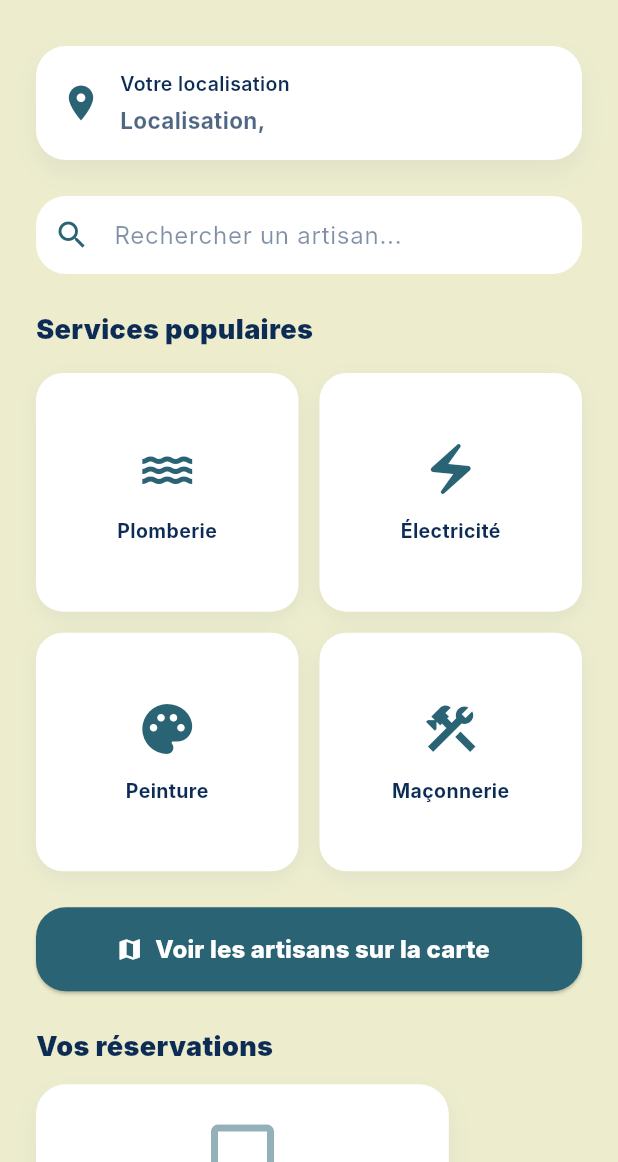
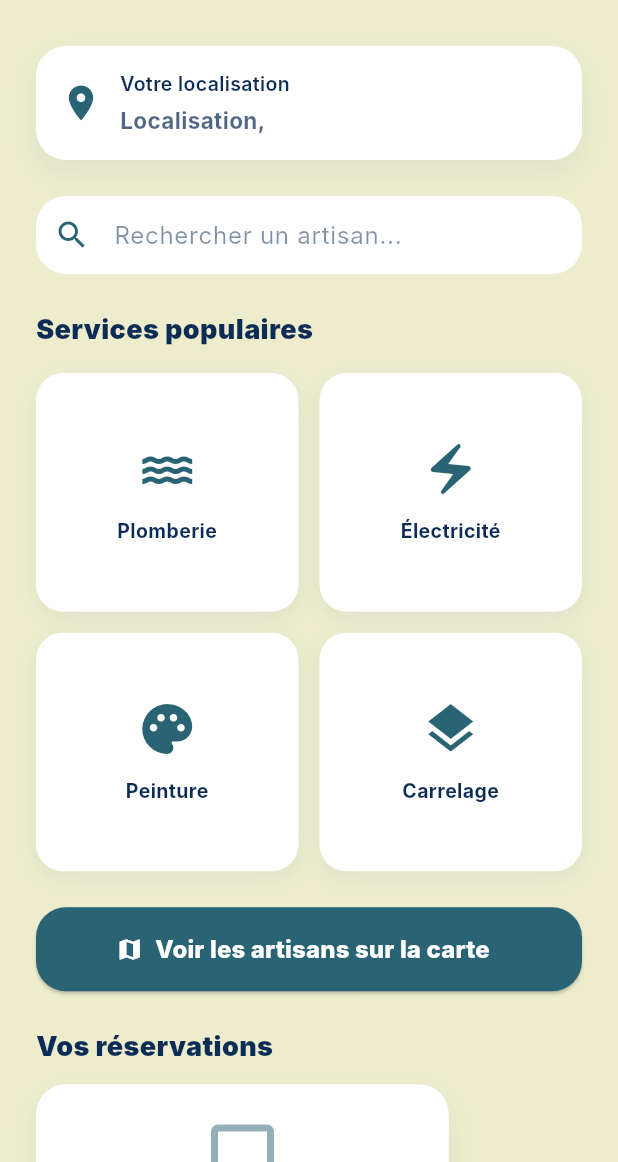
Before and after one commit to Goujil-F0/Lmaalem-project, a Flutter app: the ClientHomeScreen screen opened directly, on a phone screen of 412 x 824 dp, the part 74-1236 px from its top. Run offline on Flutter 3.47's test engine with Material 3 defaults, Android fonts, the phone set to English and light mode, and no system bars; our stand-ins replace camera, dotted_border, file_picker, flutter_map, geolocator, image_picker and 3 more; accounts and stored records are empty; network calls fail; Roboto replaces fonts that are missing (Inter).

Commit message:
feat: update app entry point and home screen
- Integrated location search feature into main application flow
- Enhanced client_home_screen with location-based artisan suggestions
- Updated app initialization to include location provider

```diff
--- a/maalem_app/lib/main.dart
+++ b/maalem_app/lib/main.dart
@@ -3,6 +3,7 @@ import 'package:maalem_app/presentation/auth/screens/auth_screen.dart';
 import 'package:maalem_app/presentation/auth/screens/splash_screen.dart';
 import 'package:maalem_app/presentation/main_shell.dart';
 import 'package:maalem_app/providers/auth_provider.dart';
+import 'package:maalem_app/providers/location_provider.dart';
 import 'package:provider/provider.dart';
 import 'providers/search_provider.dart';
 
@@ -12,6 +13,7 @@ void main() {
     MultiProvider(
       providers: [
         ChangeNotifierProvider(create: (_) => SearchProvider()),
+        ChangeNotifierProvider(create: (_) => LocationProvider()),
         ChangeNotifierProvider(
           create: (_) => AuthProvider()..checkAuthStatus(),
         ),
@@ -61,22 +63,26 @@ class _AppGateState extends State<_AppGate> {
 
   @override
   Widget build(BuildContext context) {
-    final auth = context.watch<AuthProvider>();
-
-    if (_showSplash || auth.isLoading) {
+    return Consumer<AuthProvider>(
+      builder: (context, auth, _) {
+        // 1. Display splash during initialization or manual check
+        if (_showSplash || auth.isCheckingAuth) {
           return const SplashScreen();
         }
 
-    // Token présent ET user chargé → MainShell
-    if (auth.token != null && auth.user != null) {
+        // 2. Si un token est présent, l'utilisateur est connecté
+        if (auth.token != null) {
+          // On attend que les données utilisateur (profil) soient prêtes
+          if (auth.user != null) {
             return const MainShell();
           }
-
-    // Token présent mais user null → encore en chargement
-    if (auth.token != null && auth.user == null) {
+          // Si on a le token mais pas encore le profil, on affiche le SplashScreen
           return const SplashScreen();
         }
 
+        // 3. Sinon, on demande la connexion
         return const AuthScreen();
+      },
+    );
   }
 }
--- a/maalem_app/lib/presentation/home/screens/client_home_screen.dart
+++ b/maalem_app/lib/presentation/home/screens/client_home_screen.dart
@@ -2,6 +2,7 @@ import 'package:flutter/material.dart';
 import 'package:maalem_app/core/constants/app_colors.dart';
 import 'package:maalem_app/presentation/search/screens/map_screen.dart';
 import 'package:maalem_app/providers/auth_provider.dart';
+import 'package:maalem_app/providers/search_provider.dart';
 import 'package:provider/provider.dart';
 
 class ClientHomeScreen extends StatefulWidget {
@@ -12,6 +13,15 @@ class ClientHomeScreen extends StatefulWidget {
 }
 
 class _ClientHomeScreenState extends State<ClientHomeScreen> {
+  @override
+  void initState() {
+    super.initState();
+    // Load artisans when home screen is loaded
+    WidgetsBinding.instance.addPostFrameCallback((_) {
+      context.read<SearchProvider>().loadArtisans();
+    });
+  }
+
   @override
   Widget build(BuildContext context) {
     final user = context.watch<AuthProvider>().user;
@@ -112,6 +122,11 @@ class _ClientHomeScreenState extends State<ClientHomeScreen> {
 
             // Barre de recherche
             TextField(
+              onTap: () => Navigator.push(
+                context,
+                MaterialPageRoute(builder: (_) => const MapScreen()),
+              ),
+              readOnly: true,
               decoration: InputDecoration(
                 hintText: 'Rechercher un artisan...',
                 hintStyle:
@@ -139,20 +154,44 @@ class _ClientHomeScreenState extends State<ClientHomeScreen> {
             ),
             const SizedBox(height: 16),
 
-            // Grille de services
-            GridView.count(
+            // Grille de services - Dynamic based on categories
+            Consumer<SearchProvider>(
+              builder: (context, provider, _) {
+                final categories = provider.categories;
+
+                // Si les catégories ne sont pas chargées, afficher 4 par défaut
+                final displayCategories = categories.isEmpty
+                    ? [
+                        'Plomberie',
+                        'Électricité',
+                        'Peinture',
+                        'Carrelage',
+                      ]
+                    : categories.take(4).toList();
+
+                return GridView.count(
                   shrinkWrap: true,
                   physics: const NeverScrollableScrollPhysics(),
                   crossAxisCount: 2,
                   mainAxisSpacing: 14,
                   crossAxisSpacing: 14,
                   childAspectRatio: 1.1,
-              children: const [
-                _ServiceCard(icon: Icons.water, label: 'Plomberie'),
-                _ServiceCard(icon: Icons.electric_bolt, label: 'Électricité'),
-                _ServiceCard(icon: Icons.palette, label: 'Peinture'),
-                _ServiceCard(icon: Icons.construction, label: 'Maçonnerie'),
-              ],
+                  children: displayCategories
+                      .map((category) => _ServiceCard(
+                            label: category,
+                            onTap: () {
+                              // Filtrer par catégorie et aller à la carte
+                              provider.filterByCategory(category);
+                              Navigator.push(
+                                context,
+                                MaterialPageRoute(
+                                    builder: (_) => const MapScreen()),
+                              );
+                            },
+                          ))
+                      .toList(),
+                );
+              },
             ),
             const SizedBox(height: 24),
 
@@ -248,18 +287,49 @@ class _ClientHomeScreenState extends State<ClientHomeScreen> {
 }
 
 class _ServiceCard extends StatelessWidget {
-  final IconData icon;
+  final IconData? icon;
   final String label;
+  final VoidCallback? onTap;
 
   const _ServiceCard({
-    required this.icon,
+    this.icon,
     required this.label,
+    this.onTap,
   });
+
+  /// Génère une icône basée sur le nom du service
+  IconData _getIconForCategory(String category) {
+    final cat = category.toLowerCase();
+    if (cat.contains('plomb')) return Icons.water;
+    if (cat.contains('électr')) return Icons.electric_bolt;
+    if (cat.contains('peint')) return Icons.palette;
+    if (cat.contains('maçon')) return Icons.construction;
+    if (cat.contains('carrel')) return Icons.layers;
+    if (cat.contains('menuiser')) return Icons.carpenter;
+    if (cat.contains('climat')) return Icons.ac_unit;
+    if (cat.contains('serr')) return Icons.vpn_key;
+    if (cat.contains('garden') || cat.contains('jardin')) return Icons.grass;
+    if (cat.contains('nettoy')) return Icons.cleaning_services;
+    if (cat.contains('plátr')) return Icons.brush;
+    if (cat.contains('isolation')) return Icons.layers;
+    if (cat.contains('domotique')) return Icons.smart_button;
+    if (cat.contains('solaire')) return Icons.solar_power;
+    if (cat.contains('tv') || cat.contains('satellite')) return Icons.tv;
+    if (cat.contains('rénovation') || cat.contains('renovati'))
+      return Icons.build;
+    if (cat.contains('étanch')) return Icons.water_damage;
+    if (cat.contains('démolit') || cat.contains('demolit'))
+      return Icons.delete_sweep;
+    return Icons.handyman; // Default icon
+  }
 
   @override
   Widget build(BuildContext context) {
+    final displayIcon = icon ?? _getIconForCategory(label);
+
     return GestureDetector(
-      onTap: () => Navigator.push(
+      onTap: onTap ??
+          () => Navigator.push(
                 context,
                 MaterialPageRoute(builder: (_) => const MapScreen()),
               ),
@@ -278,7 +348,7 @@ class _ServiceCard extends StatelessWidget {
         child: Column(
           mainAxisAlignment: MainAxisAlignment.center,
           children: [
-            Icon(icon, size: 40, color: AppColors.teal),
+            Icon(displayIcon, size: 40, color: AppColors.teal),
             const SizedBox(height: 12),
             Text(
               label,
```
Lines whose indentation alone changed are shown as unchanged.
